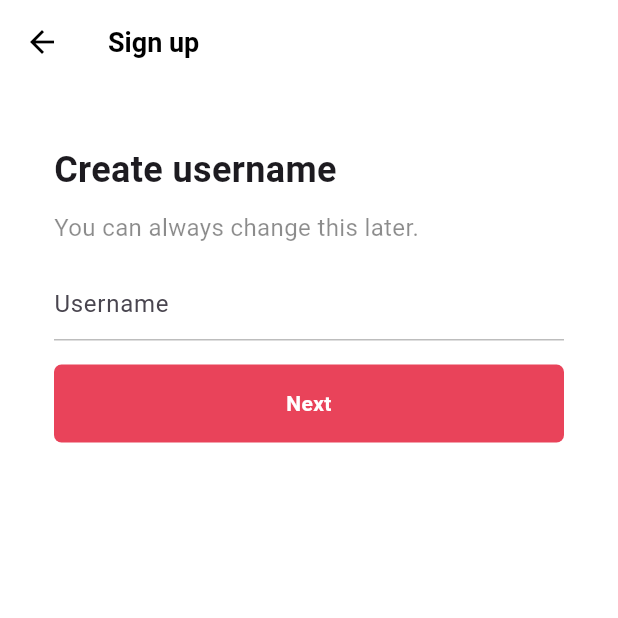
After one commit to wozlsla/tiktok, a Flutter app: the screen it shows after launch, after a tap on "Use email & password", on a phone screen of 412 x 824 dp, the top half of it. The commit adds this screen. Run offline on Flutter 3.47's test engine with Material 3 defaults, Android fonts, the phone set to English and light mode, and no system bars; our stand-ins replace font_awesome_flutter.

Commit message:
feat: username screen
- control themes in main.dart (scaffold, appbar, ...)
- add TextField with InputDecoration and next button

```diff
--- a/lib/features/authentication/sign_up_screen.dart
+++ b/lib/features/authentication/sign_up_screen.dart
@@ -2,15 +2,22 @@ import 'package:flutter/material.dart';
 import 'package:font_awesome_flutter/font_awesome_flutter.dart';
 import 'package:tiktok/constants/gaps.dart';
 import 'package:tiktok/constants/sizes.dart';
+import 'package:tiktok/features/authentication/username_screen.dart';
 import 'package:tiktok/features/authentication/login_screen.dart';
 import 'package:tiktok/features/widgets/auth_button.dart';
 
 class SignUpScreen extends StatelessWidget {
   const SignUpScreen({super.key});
 
-  void onLoginTap(BuildContext context) {
+  void _onLoginTap(BuildContext context) {
     Navigator.of(context).push(MaterialPageRoute(
       builder: (context) => LoginScreen(),
+    ));
+  }
+
+  void _onEmailTap(BuildContext context) {
+    Navigator.of(context).push(MaterialPageRoute(
+      builder: (context) => UsernameScreen(),
     ));
   }
 
@@ -42,9 +49,12 @@ class SignUpScreen extends StatelessWidget {
                 textAlign: TextAlign.center,
               ),
               Gaps.v40,
-              AuthButton(
-                icon: FaIcon(FontAwesomeIcons.user),
-                text: "Use email & password",
+              GestureDetector(
+                onTap: () => _onEmailTap(context),
+                child: AuthButton(
+                  icon: FaIcon(FontAwesomeIcons.user),
+                  text: "Use email & password",
+                ),
               ),
               Gaps.v16,
               AuthButton(
@@ -58,7 +68,7 @@ class SignUpScreen extends StatelessWidget {
       bottomNavigationBar: BottomAppBar(
         height: 60,
         elevation: 2,
-        color: Colors.grey.shade100, // bar 내부
+        color: Colors.grey.shade50, // bar 내부
         // surfaceTintColor: Colors.grey, // over bar ??
         // color: Colors.transparent, // shadow - elevation 보기 쉬움
         shadowColor: Colors.black,
@@ -68,7 +78,7 @@ class SignUpScreen extends StatelessWidget {
             Text("Already have an account?"),
             Gaps.h5,
             GestureDetector(
-              onTap: () => onLoginTap(context),
+              onTap: () => _onLoginTap(context),
               child: Text(
                 "Log in",
                 style: TextStyle(
--- /dev/null
+++ b/lib/features/authentication/username_screen.dart
@@ -0,0 +1,81 @@
+import 'package:flutter/material.dart';
+import 'package:tiktok/constants/gaps.dart';
+import 'package:tiktok/constants/sizes.dart';
+
+class UsernameScreen extends StatelessWidget {
+  const UsernameScreen({super.key});
+
+  @override
+  Widget build(BuildContext context) {
+    return Scaffold(
+        appBar: AppBar(
+          title: Text(
+            "Sign up",
+          ),
+        ),
+        body: Padding(
+          padding: EdgeInsets.symmetric(
+            horizontal: Sizes.size36,
+          ),
+          child: Column(
+            crossAxisAlignment: CrossAxisAlignment.start,
+            children: [
+              Gaps.v40,
+              Text(
+                "Create username",
+                style: TextStyle(
+                  fontSize: Sizes.size24,
+                  fontWeight: FontWeight.w700,
+                ),
+              ),
+              Gaps.v10,
+              Text(
+                "You can always change this later.",
+                style: TextStyle(
+                  fontSize: Sizes.size16,
+                  color: Colors.black45,
+                ),
+              ),
+              Gaps.v16,
+              TextField(
+                decoration: InputDecoration(
+                  hintText: "Username",
+                  enabledBorder: UnderlineInputBorder(
+                    borderSide: BorderSide(
+                      color: Colors.grey.shade400,
+                    ),
+                  ),
+                  focusedBorder: UnderlineInputBorder(
+                    borderSide: BorderSide(
+                      color: Colors.grey.shade400,
+                    ),
+                  ),
+                ),
+                cursorColor: Theme.of(context).primaryColor,
+              ),
+              Gaps.v16,
+              FractionallySizedBox(
+                widthFactor: 1,
+                child: Container(
+                  padding: EdgeInsets.symmetric(
+                    vertical: Sizes.size16,
+                  ),
+                  decoration: BoxDecoration(
+                    color: Theme.of(context).primaryColor,
+                    borderRadius: BorderRadius.circular(Sizes.size5),
+                  ),
+                  child: Text(
+                    "Next",
+                    textAlign: TextAlign.center,
+                    style: TextStyle(
+                      color: Colors.white,
+                      fontWeight: FontWeight.w600,
+                    ),
+                  ),
+                ),
+              ),
+            ],
+          ),
+        ));
+  }
+}
--- a/lib/main.dart
+++ b/lib/main.dart
@@ -1,4 +1,5 @@
 import 'package:flutter/material.dart';
+import 'package:tiktok/constants/sizes.dart';
 import 'package:tiktok/features/authentication/sign_up_screen.dart';
 
 void main() {
@@ -13,9 +14,20 @@ class TikTokApp extends StatelessWidget {
     return MaterialApp(
       title: 'TikTok Clone',
       theme: ThemeData(
+        scaffoldBackgroundColor: Colors.white,
         primaryColor: Color(0xFFE9435A),
         // colorScheme: ColorScheme.fromSeed(seedColor: Color(0xFFE9435A)),
         // useMaterial3: true,
+        appBarTheme: AppBarTheme(
+          foregroundColor: Colors.black,
+          backgroundColor: Colors.white,
+          elevation: 0,
+          titleTextStyle: TextStyle(
+            color: Colors.black,
+            fontSize: Sizes.size16 + Sizes.size2,
+            fontWeight: FontWeight.w600,
+          ),
+        ),
       ),
       home: SignUpScreen(),
     );
```
